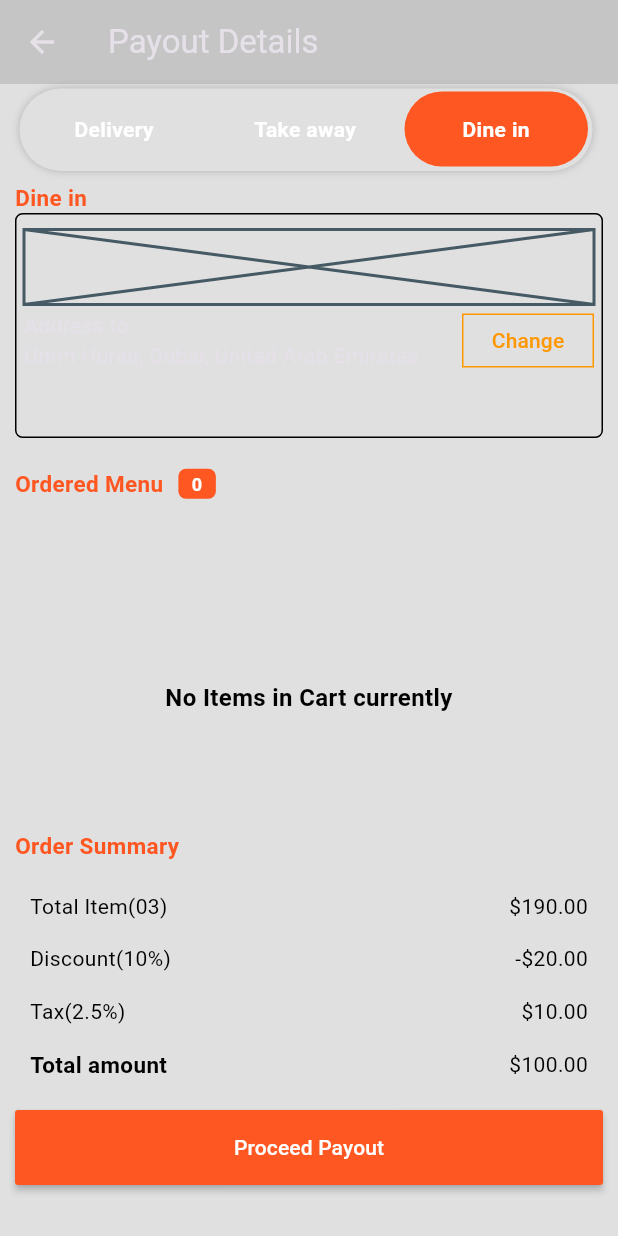
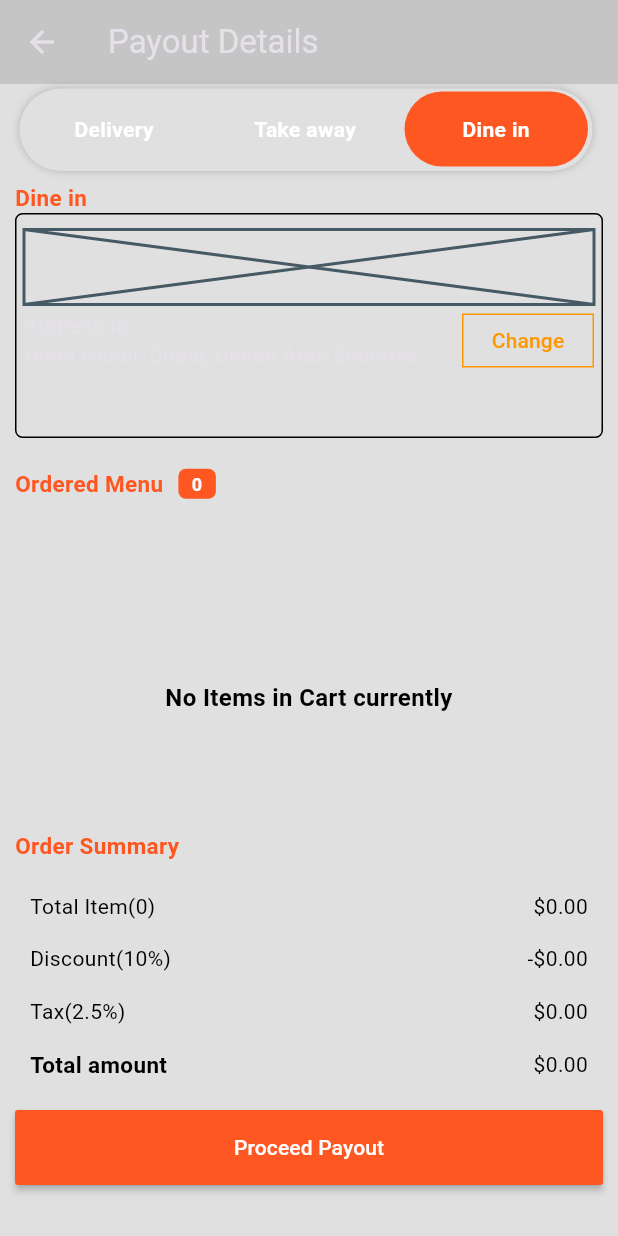
Before and after one commit to JoshuaOzibo/modern_food_app, a Flutter app: the CartScreen screen opened directly, after a tap on "Take away", after a tap on "Dine in", on a phone screen of 412 x 824 dp. Run offline on Flutter 3.47's test engine with Material 3 defaults, Android fonts, the phone set to English and light mode, and no system bars; our stand-ins replace cached_network_image, dio, flutter_dotenv, flutter_map, flutter_swipe_action_cell, fpdart and 8 more; missing offline and left inert: dart:ffi; accounts and stored records are empty; network calls fail.

Commit message:
Refactor DeliverySection and LocationWidget for improved layout and functionality; update cart calculations in CartViewmodel to dynamically reflect item totals, discounts, and taxes.

```diff
--- a/lib/features/cart/component/delivery_section.dart
+++ b/lib/features/cart/component/delivery_section.dart
@@ -9,23 +9,23 @@ class DeliverySection extends StatelessWidget {
     return Container(
       padding: EdgeInsets.symmetric(vertical: 10, horizontal: 5),
       width: double.infinity,
-      height: 150,
+      height: 250,
       decoration: BoxDecoration(
         border: Border.all(width: 1, color: Colors.black),
-        borderRadius: BorderRadius.circular(5),
+        borderRadius: BorderRadius.circular(10),
       ),
       child: Column(
         crossAxisAlignment: CrossAxisAlignment.start,
         children: [
           Container(
-            height: 50,
+            height: 170,
             width: double.infinity,
             decoration: BoxDecoration(
-              border: Border.all(width: 1, color: Colors.black),
               borderRadius: BorderRadius.circular(5),
             ),
             child: LocationWidget(),
           ),
+          SizedBox(height: 10),
 
           Row(
             mainAxisAlignment: MainAxisAlignment.spaceBetween,
@@ -41,7 +41,7 @@ class DeliverySection extends StatelessWidget {
               MaterialButton(
                 onPressed: () {},
                 shape: Border.all(width: 1, color: Colors.orange),
-                child: Text('Change', style: TextStyle(color: Colors.orange)),
+                child: Text('View', style: TextStyle(color: Colors.orange)),
               ),
             ],
           ),
--- a/lib/features/cart/component/location_widget.dart
+++ b/lib/features/cart/component/location_widget.dart
@@ -33,10 +33,10 @@ class _LocationWidgetState extends State<LocationWidget> {
       // Handle error
       if (mounted) {
         ScaffoldMessenger.of(context).showSnackBar(
-
           SnackBar(
             behavior: SnackBarBehavior.floating,
-            content: Text('Error getting location: $e')),
+            content: Text('Error getting location: $e'),
+          ),
         );
       }
     }
@@ -49,9 +49,9 @@ class _LocationWidgetState extends State<LocationWidget> {
         mapController: _mapController,
         options: MapOptions(
           initialCenter: _currentPosition ?? const LatLng(0, 0),
-          initialZoom: 15.0,
+          initialZoom: 5.0,
           minZoom: 2.0,
-          maxZoom: 18.0,
+          maxZoom: 12.0,
         ),
         children: [
           TileLayer(
--- a/lib/features/cart/screen/cart_screen.dart
+++ b/lib/features/cart/screen/cart_screen.dart
@@ -112,8 +112,7 @@ class _CartScreenScreenState extends State<CartScreen> {
                                         onTap:
                                             (CompletionHandler handler) async {
                                               await handler(true);
-                                              vm.cartList.removeAt(index);
-                                              setState(() {});
+                                              vm.removeFromCart(vm.cartList[index]);
                                             },
                                         color: Colors.red,
                                       ),
@@ -162,11 +161,11 @@ class _CartScreenScreenState extends State<CartScreen> {
                           mainAxisAlignment: MainAxisAlignment.spaceBetween,
                           children: [
                             Text(
-                              'Total Item(03)',
+                              'Total Item(${vm.cartList.length})',
                               style: TextStyle(color: Colors.black),
                             ),
                             Text(
-                              '\$190.00',
+                              '\$${vm.subtotal.toStringAsFixed(2)}',
                               style: TextStyle(color: Colors.black),
                             ),
                           ],
@@ -179,7 +178,7 @@ class _CartScreenScreenState extends State<CartScreen> {
                               style: TextStyle(color: Colors.black),
                             ),
                             Text(
-                              '-\$20.00',
+                              '-\$${vm.discount.toStringAsFixed(2)}',
                               style: TextStyle(color: Colors.black),
                             ),
                           ],
@@ -192,7 +191,7 @@ class _CartScreenScreenState extends State<CartScreen> {
                               style: TextStyle(color: Colors.black),
                             ),
                             Text(
-                              '\$10.00',
+                              '\$${vm.tax.toStringAsFixed(2)}',
                               style: TextStyle(color: Colors.black),
                             ),
                           ],
@@ -209,7 +208,7 @@ class _CartScreenScreenState extends State<CartScreen> {
                               ),
                             ),
                             Text(
-                              '\$100.00',
+                              '\$${vm.total.toStringAsFixed(2)}',
                               style: TextStyle(color: Colors.black),
                             ),
                           ],
--- a/lib/features/cart/viewmodel/cart_viewmodel.dart
+++ b/lib/features/cart/viewmodel/cart_viewmodel.dart
@@ -38,4 +38,26 @@ class CartViewmodel extends ChangeNotifier {
       removeFromCart(item);
     }
   }
+
+  double get subtotal {
+    double total = 0.0;
+    for (var item in cartList) {
+      final price = item.price ?? 0.0;
+      final quantity = item.quantity ?? 1;
+      total += price * quantity;
+    }
+    return total;
+  }
+
+  double get discount {
+    return subtotal * 0.10;
+  }
+
+  double get tax {
+    return (subtotal - discount) * 0.025;
+  }
+
+  double get total {
+    return subtotal - discount + tax;
+  }
 }
--- a/lib/features/favorite/viewmodel/favorite_view_model.dart
+++ b/lib/features/favorite/viewmodel/favorite_view_model.dart
@@ -21,6 +21,9 @@ class FavoriteViewModel extends ChangeNotifier {
 
   void removeFromFavorite(String itemIndex){
     favoriteList.removeWhere((item) => item.id == itemIndex);
+    if(!favoriteList.any((item) => item.id == itemIndex)){
+
+      }
     notifyListeners();
   }
 }
```
